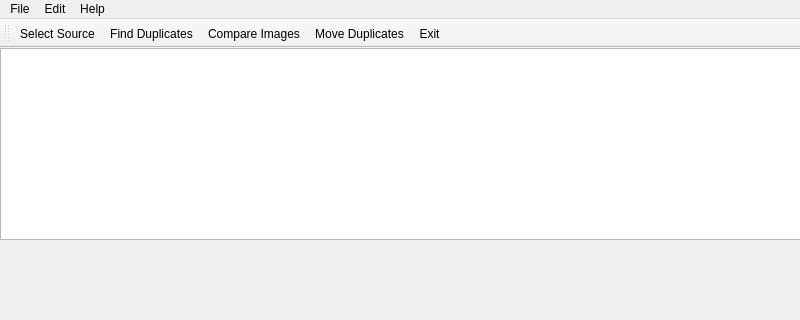
Qt form src/MainWindow.ui (jdcreedon/filegrunt) before a commit; both pictures show x 0 to 800 and y 0 to 320 of the 800 by 600 pixel window.
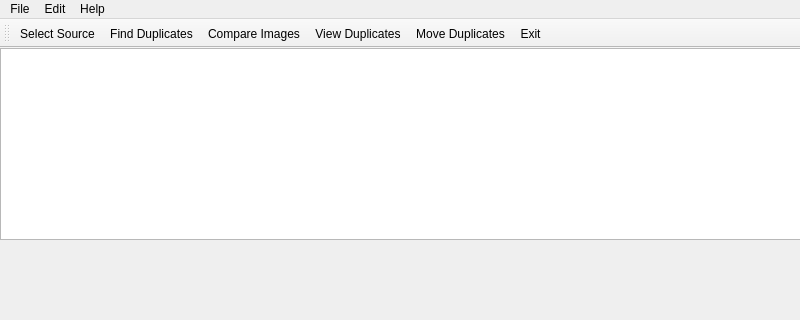
The same form after that commit.

Commit message: Corrected issue with SQL create tables and delete table contents Added View Duplicates menu, toolbar and stub method

Diff of the .ui file:
```diff
--- a/src/MainWindow.ui
+++ b/src/MainWindow.ui
@@ -85,6 +85,7 @@
    <addaction name="actionSelect_Source"/>
    <addaction name="actionFind_Duplicates"/>
    <addaction name="actionCompare_Images"/>
+   <addaction name="actionView_Duplicates"/>
    <addaction name="actionMove_Duplicates"/>
    <addaction name="actionExit"/>
   </widget>
@@ -132,6 +133,11 @@
     <string>Move Duplicates</string>
    </property>
   </action>
+  <action name="actionView_Duplicates">
+   <property name="text">
+    <string>View Duplicates</string>
+   </property>
+  </action>
  </widget>
  <resources/>
  <connections>
```
Left out of the diff: 2 changed lines with no effect on the pictures. The commit also changes 4 other files.
